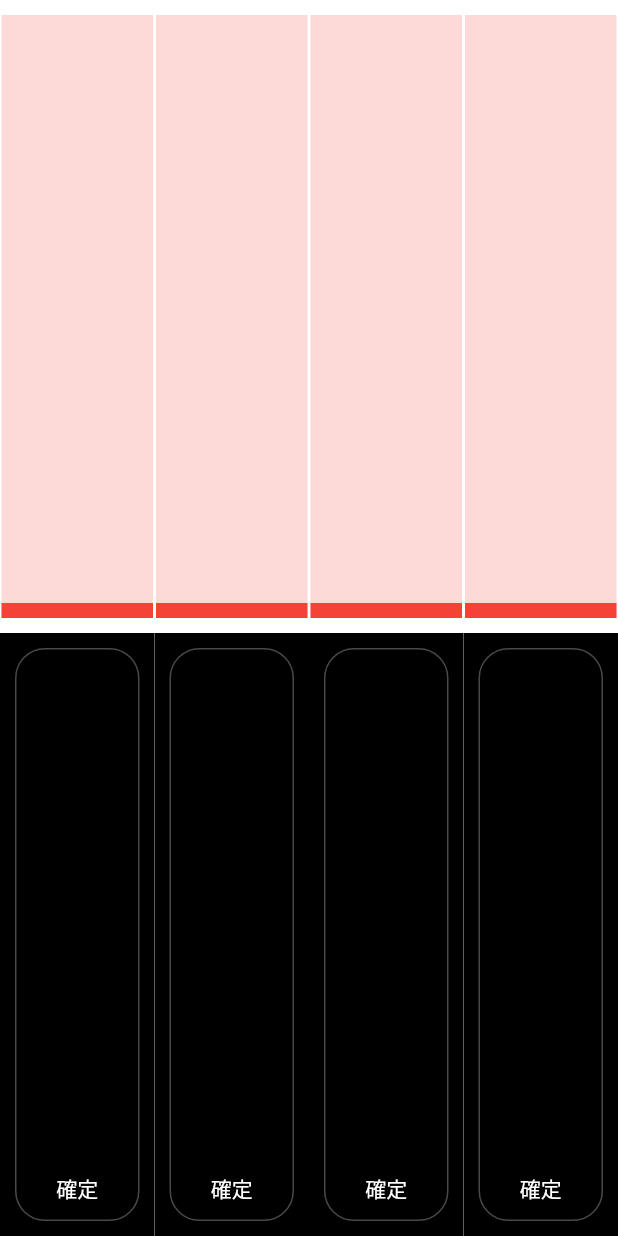
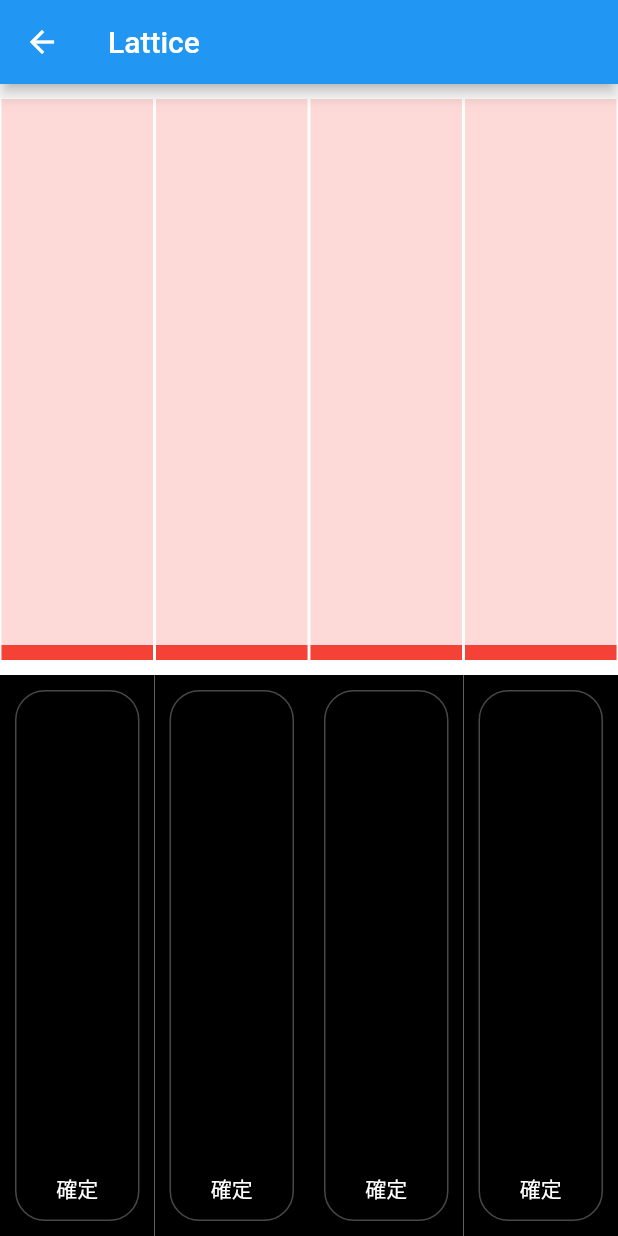
Before and after one commit to HaoliangHsiao/lattice, a Flutter app: the LatticeContentWidget screen opened directly, on a phone screen of 412 x 824 dp. Run offline on Flutter 3.47's test engine with Material 2 defaults, Android fonts, the light colour scheme and no system bars; our stand-ins replace flutter_bloc, freezed_annotation; generated files the repository leaves out were written again.

Commit message:
[Lattice] Implement init page

```diff
--- a/lattice_exam/lib/feature/lattice/presentation/widgets/lattice_content_widget.dart
+++ b/lattice_exam/lib/feature/lattice/presentation/widgets/lattice_content_widget.dart
@@ -1,5 +1,3 @@
-
-
 import 'dart:math';
 
 import 'package:flutter/material.dart';
@@ -22,8 +20,13 @@ class LatticeContentWidget extends StatelessWidget {
 
   @override
   Widget build(BuildContext context) {
-    return Row(
-      children: getContent(column, row),
+    return Scaffold(
+      appBar: AppBar(
+        title: Text("Lattice"),
+      ),
+      body: Row(
+        children: getContent(column, row),
+      ),
     );
   }
 
@@ -39,4 +42,5 @@ class LatticeContentWidget extends StatelessWidget {
       );
     }
     return list;
-  }}
+  }
+}
```
Also changed, not shown: lattice_exam/lib/feature/lattice/presentation/pages/lattice_page.dart (+3 -7 lines), lattice_exam/lib/feature/lattice/presentation/widgets/lattice_init_widget.dart (added, +13 -0 lines).
